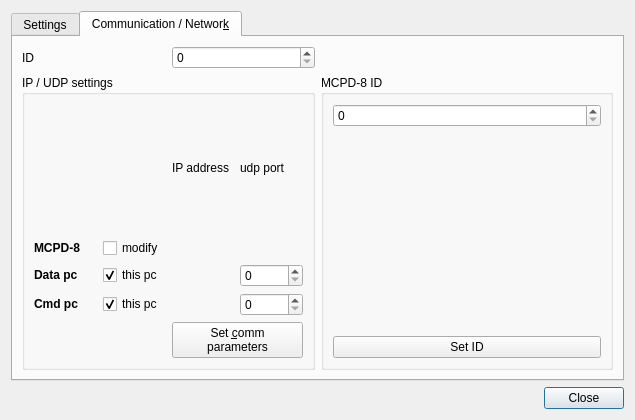
This is qmesydaq/mcpdsetup.ui in flueke/qmesydaq as Qt 5 draws it before an edit. The edited form follows.
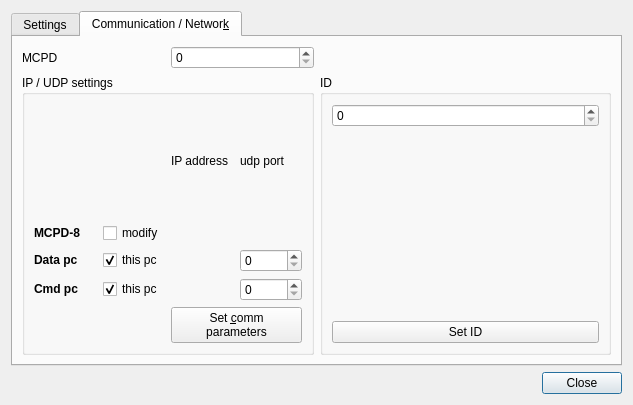
This is the edited form. The open tabs and pages were chosen to show the change. Custom widgets are drawn as their Qt base class.

Commit message:
MCPDSetup: Change some text entries
The usage of ID was a little bit confusing, use MCPD if the logical id
was used and ID if the (settable) ID of the hardware module was used.

```diff
--- a/qmesydaq/mcpdsetup.ui
+++ b/qmesydaq/mcpdsetup.ui
@@ -6,8 +6,8 @@
    <rect>
     <x>0</x>
     <y>0</y>
-    <width>635</width>
-    <height>420</height>
+    <width>633</width>
+    <height>360</height>
    </rect>
   </property>
   <property name="windowTitle">
@@ -646,7 +646,7 @@
          <item>
           <widget class="QLabel" name="label">
            <property name="text">
-            <string>ID</string>
+            <string>MCPD</string>
            </property>
           </widget>
          </item>
@@ -793,7 +793,7 @@
        <item row="1" column="1">
         <widget class="QGroupBox" name="groupBox29">
          <property name="title">
-          <string>MCPD-8 ID</string>
+          <string>ID</string>
          </property>
          <layout class="QGridLayout" name="_7">
           <item row="0" column="0">
```
Left out of the diff: 4 changed lines with no effect on the pictures.
